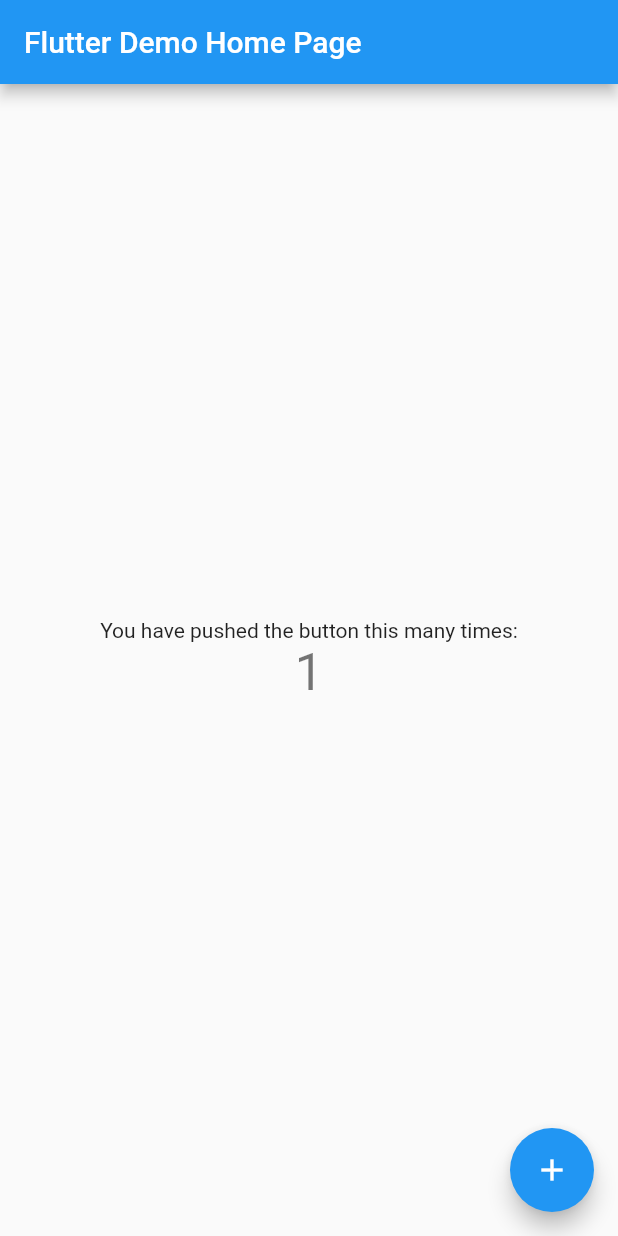
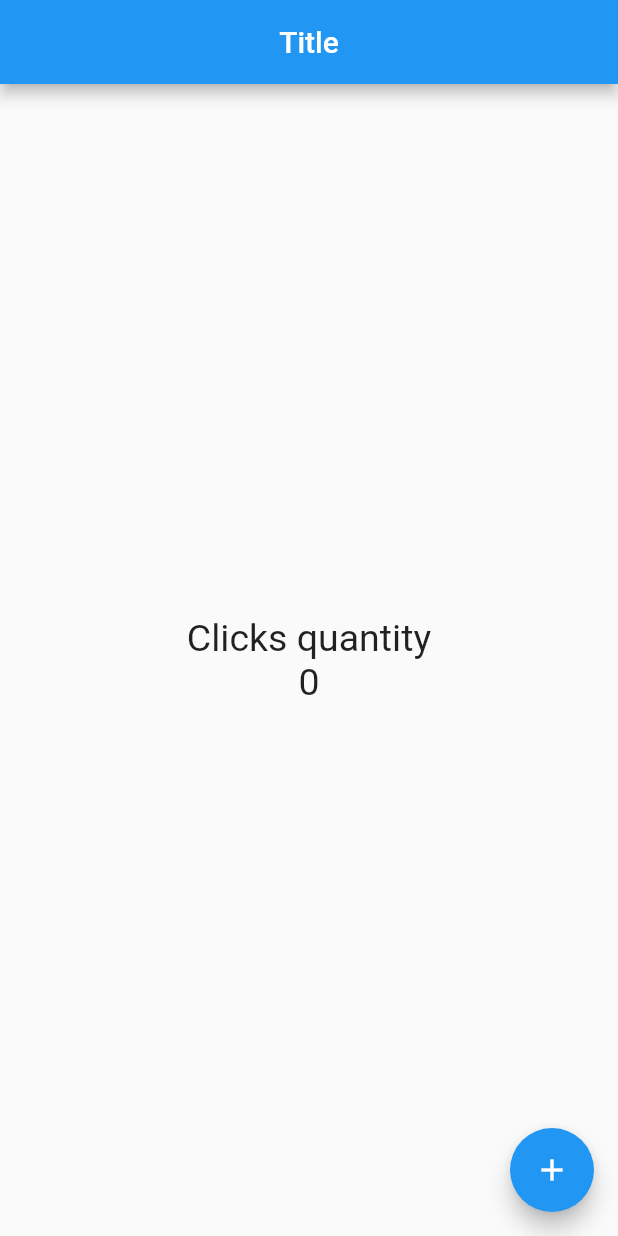
Before and after one commit to mikevillarruel/counter-flutter, a Flutter app: the screen it shows after launch, after a tap on the "add" icon, on a phone screen of 412 x 824 dp. Run offline on Flutter 3.47's test engine with Material 2 defaults, Android fonts, the phone set to English and light mode, and no system bars.

Commit message:
scaffold, column, styles and floatingActionButton

```diff
--- a/lib/main.dart
+++ b/lib/main.dart
@@ -1,115 +1,7 @@
+import 'package:counter/src/app.dart';
+// Our
 import 'package:flutter/material.dart';
 
 void main() {
-  runApp(const MyApp());
+  runApp(MyApp());
 }
-
-class MyApp extends StatelessWidget {
-  const MyApp({Key? key}) : super(key: key);
-
-  // This widget is the root of your application.
-  @override
-  Widget build(BuildContext context) {
-    return MaterialApp(
-      title: 'Flutter Demo',
-      theme: ThemeData(
-        // This is the theme of your application.
-        //
-        // Try running your application with "flutter run". You'll see the
-        // application has a blue toolbar. Then, without quitting the app, try
-        // changing the primarySwatch below to Colors.green and then invoke
-        // "hot reload" (press "r" in the console where you ran "flutter run",
-        // or simply save your changes to "hot reload" in a Flutter IDE).
-        // Notice that the counter didn't reset back to zero; the application
-        // is not restarted.
-        primarySwatch: Colors.blue,
-      ),
-      home: const MyHomePage(title: 'Flutter Demo Home Page'),
-    );
-  }
-}
-
-class MyHomePage extends StatefulWidget {
-  const MyHomePage({Key? key, required this.title}) : super(key: key);
-
-  // This widget is the home page of your application. It is stateful, meaning
-  // that it has a State object (defined below) that contains fields that affect
-  // how it looks.
-
-  // This class is the configuration for the state. It holds the values (in this
-  // case the title) provided by the parent (in this case the App widget) and
-  // used by the build method of the State. Fields in a Widget subclass are
-  // always marked "final".
-
-  final String title;
-
-  @override
-  State<MyHomePage> createState() => _MyHomePageState();
-}
-
-class _MyHomePageState extends State<MyHomePage> {
-  int _counter = 0;
-
-  void _incrementCounter() {
-    setState(() {
-      // This call to setState tells the Flutter framework that something has
-      // changed in this State, which causes it to rerun the build method below
-      // so that the display can reflect the updated values. If we changed
-      // _counter without calling setState(), then the build method would not be
-      // called again, and so nothing would appear to happen.
-      _counter++;
-    });
-  }
-
-  @override
-  Widget build(BuildContext context) {
-    // This method is rerun every time setState is called, for instance as done
-    // by the _incrementCounter method above.
-    //
-    // The Flutter framework has been optimized to make rerunning build methods
-    // fast, so that you can just rebuild anything that needs updating rather
-    // than having to individually change instances of widgets.
-    return Scaffold(
-      appBar: AppBar(
-        // Here we take the value from the MyHomePage object that was created by
-        // the App.build method, and use it to set our appbar title.
-        title: Text(widget.title),
-      ),
-      body: Center(
-        // Center is a layout widget. It takes a single child and positions it
-        // in the middle of the parent.
-        child: Column(
-          // Column is also a layout widget. It takes a list of children and
-          // arranges them vertically. By default, it sizes itself to fit its
-          // children horizontally, and tries to be as tall as its parent.
-          //
-          // Invoke "debug painting" (press "p" in the console, choose the
-          // "Toggle Debug Paint" action from the Flutter Inspector in Android
-          // Studio, or the "Toggle Debug Paint" command in Visual Studio Code)
-          // to see the wireframe for each widget.
-          //
-          // Column has various properties to control how it sizes itself and
-          // how it positions its children. Here we use mainAxisAlignment to
-          // center the children vertically; the main axis here is the vertical
-          // axis because Columns are vertical (the cross axis would be
-          // horizontal).
-          mainAxisAlignment: MainAxisAlignment.center,
-          children: <Widget>[
-            const Text(
-              'You have pushed the button this many times:',
-            ),
-            Text(
-              '$_counter',
-              style: Theme.of(context).textTheme.headline4,
-            ),
-          ],
-        ),
-      ),
-      floatingActionButton: FloatingActionButton(
-        onPressed: _incrementCounter,
-        tooltip: 'Increment',
-        child: const Icon(Icons.add),
-      ), // This trailing comma makes auto-formatting nicer for build methods.
-    );
-  }
-}
--- /dev/null
+++ b/lib/src/app.dart
@@ -0,0 +1,14 @@
+import 'package:flutter/material.dart';
+
+import 'package:counter/src/pages/home_page.dart';
+
+class MyApp extends StatelessWidget {
+  @override
+  Widget build(context) {
+    return MaterialApp(
+      home: Center(
+        child: HomePage(),
+      ),
+    );
+  }
+}
--- /dev/null
+++ b/lib/src/pages/home_page.dart
@@ -0,0 +1,30 @@
+import 'package:flutter/material.dart';
+
+class HomePage extends StatelessWidget {
+  final TextStyle textStyle = const TextStyle(fontSize: 25);
+
+  @override
+  Widget build(BuildContext context) {
+    return Scaffold(
+      appBar: AppBar(
+        title: const Text('Title'),
+        centerTitle: true,
+      ),
+      body: Center(
+          child: Column(
+            children: <Widget>[
+              Text('Clicks quantity', style: textStyle),
+              Text('0', style: textStyle),
+            ],
+          mainAxisAlignment: MainAxisAlignment.center,
+        )
+      ),
+      floatingActionButton: FloatingActionButton(
+        onPressed: () {
+          print('Click');
+        },
+        child: Icon(Icons.add),
+      ),
+    );
+  }
+}
```
Also changed, not shown: 1 other file.
